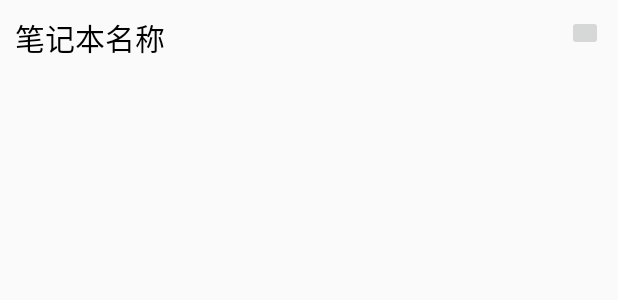
After one commit to potter-Zhang/Spacetime, an Android app: the layout item_notebook_list.xml on its own in the app's theme, with its tools: preview values and no code run, on a phone screen of 412 x 824 dp. The commit adds this screen. Shown: the top 300 px of the screen. Run offline under Robolectric (Android 15) with nearby library versions, the phone set to English and light mode, and no system bars.

Commit message:
笔记浏览界面添加侧滑栏

```diff
--- /dev/null
+++ b/app/src/main/res/drawable/icon_more.xml
@@ -0,0 +1,15 @@
+<vector xmlns:android="http://schemas.android.com/apk/res/android"
+    android:width="24dp"
+    android:height="24dp"
+    android:viewportWidth="48"
+    android:viewportHeight="48">
+  <path
+      android:pathData="M12,24m-3,0a3,3 0,1 1,6 0a3,3 0,1 1,-6 0"
+      android:fillColor="#333"/>
+  <path
+      android:pathData="M24,24m-3,0a3,3 0,1 1,6 0a3,3 0,1 1,-6 0"
+      android:fillColor="#333"/>
+  <path
+      android:pathData="M36,24m-3,0a3,3 0,1 1,6 0a3,3 0,1 1,-6 0"
+      android:fillColor="#333"/>
+</vector>
--- /dev/null
+++ b/app/src/main/res/drawable/selector_search.xml
@@ -0,0 +1,5 @@
+<?xml version="1.0" encoding="utf-8"?>
+<selector xmlns:android="http://schemas.android.com/apk/res/android">
+    <item android:state_pressed="true" android:drawable="@drawable/icon_search_pressed"/>
+    <item android:state_pressed="false" android:drawable="@drawable/icon_search"/>
+</selector>
--- /dev/null
+++ b/app/src/main/res/drawable/shape_popup_menu.xml
@@ -0,0 +1,5 @@
+<?xml version="1.0" encoding="utf-8"?>
+<shape xmlns:android="http://schemas.android.com/apk/res/android">
+    <solid android:color="@color/light_gray"/>
+    <corners android:radius="20dp"/>
+</shape>
--- /dev/null
+++ b/app/src/main/res/layout/item_notebook_list.xml
@@ -0,0 +1,23 @@
+<?xml version="1.0" encoding="utf-8"?>
+<RelativeLayout xmlns:android="http://schemas.android.com/apk/res/android"
+    android:layout_width="match_parent"
+    android:layout_height="wrap_content"
+    android:orientation="horizontal"
+    android:padding="10dp"
+    android:gravity="center_vertical">
+    <TextView
+        android:id="@+id/tv_notebookName"
+        android:layout_width="wrap_content"
+        android:layout_height="wrap_content"
+        android:text="笔记本名称"
+        android:textColor="@color/notebook_name_color"
+        android:textSize="20sp"
+        />
+    <ImageButton
+        android:layout_width="24dp"
+        android:layout_height="24dp"
+        android:scaleType="fitCenter"
+        android:src="@drawable/icon_more"
+        android:layout_alignParentEnd="true" />
+
+</RelativeLayout>
--- a/app/src/main/res/mipmap-anydpi-v26/ic_launcher.xml
+++ b/app/src/main/res/mipmap-anydpi-v26/ic_launcher.xml
@@ -1,5 +1,5 @@
 <?xml version="1.0" encoding="utf-8"?>
 <adaptive-icon xmlns:android="http://schemas.android.com/apk/res/android">
     <background android:drawable="@drawable/ic_launcher_background"/>
-    <foreground android:drawable="@drawable/icon_hamburger"/>
+    <foreground android:drawable="@drawable/ic_launcher_foreground"/>
 </adaptive-icon>
--- a/app/src/main/res/mipmap-anydpi-v26/ic_launcher_round.xml
+++ b/app/src/main/res/mipmap-anydpi-v26/ic_launcher_round.xml
@@ -1,5 +1,5 @@
 <?xml version="1.0" encoding="utf-8"?>
 <adaptive-icon xmlns:android="http://schemas.android.com/apk/res/android">
     <background android:drawable="@drawable/ic_launcher_background"/>
-    <foreground android:drawable="@drawable/icon_hamburger"/>
+    <foreground android:drawable="@drawable/ic_launcher_foreground"/>
 </adaptive-icon>
--- a/app/src/main/res/values/colors.xml
+++ b/app/src/main/res/values/colors.xml
@@ -1,6 +1,7 @@
 <?xml version="1.0" encoding="utf-8"?>
 <resources>
     <color name="main_theme">#FFA5D63F</color>
+    <color name="main_theme_dark">#FF8AAD3E</color>
     <color name="black">#FF000000</color>
     <color name="white">#FFFFFFFF</color>
     <color name="transparent">#00000000</color>
@@ -8,4 +9,7 @@
     <!--按下时的背景色-->
     <color name="pressed_gray">#88DDDFE5</color>
     <color name="theme_color">#A5D63F</color>
+
+    <!--笔记本侧边栏颜色配置-->
+    <color name="notebook_name_color">#FF000000</color>
 </resources>
--- a/app/src/main/res/values/strings.xml
+++ b/app/src/main/res/values/strings.xml
@@ -5,4 +5,8 @@
     <string name="me">我的</string>
     <!-- TODO: Remove or change this placeholder text -->
     <string name="hello_blank_fragment">Hello blank fragment</string>
+
+    <!--弹出菜单选项-->
+    <string name="rename">重命名</string>
+    <string name="delete">删除</string>
 </resources>
```
Also changed, not shown: app/build.gradle.kts (+8 -0 lines), app/src/main/java/edu/whu/spacetime/adapter/NoteBookListAdapter.java (added, +37 -0 lines), app/src/main/java/edu/whu/spacetime/domain/NoteBook.java (+44 -0 lines), app/src/main/java/edu/whu/spacetime/fragment/NoteBrowserFragment.java (+37 -16 lines), app/src/main/java/edu/whu/spacetime/widget/PopupMenu.java (added, +25 -0 lines), app/src/main/res/drawable/icon_search_pressed.xml (added, +26 -0 lines), app/src/main/res/layout/fragment_note_browser.xml (+88 -4 lines), app/src/main/res/layout/widget_popup_menu.xml (added, +21 -0 lines).
